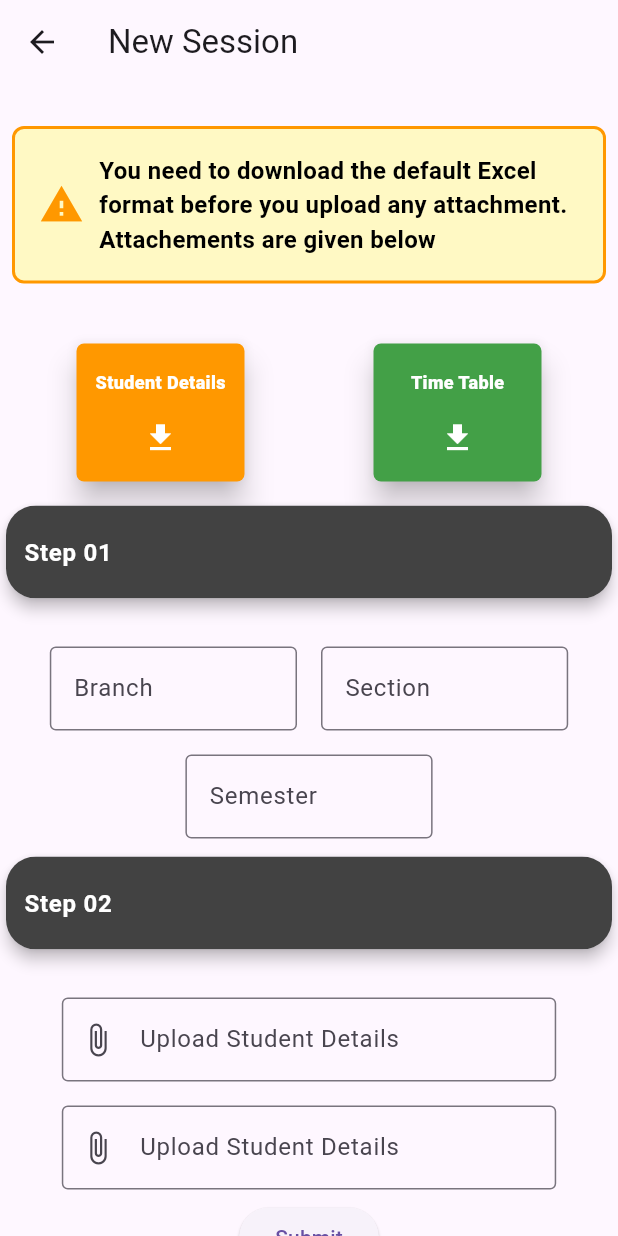
After one commit to Deepak-Kumar-01/Universify, a Flutter app: the NewSession screen opened directly, on a phone screen of 412 x 824 dp. The commit adds this screen. Run offline on Flutter 3.47's test engine with Material 3 defaults, Android fonts, the phone set to English and light mode, and no system bars; our stand-ins replace cloud_firestore, firebase_auth, firebase_core, flutter_native_splash, flutter_secure_storage; accounts and stored records are empty; generated files the repository leaves out were written again.

Commit message:
New session form added

```diff
--- /dev/null
+++ b/lib/views/admin/newSession/newSession.dart
@@ -0,0 +1,280 @@
+import 'package:flutter/cupertino.dart';
+import 'package:flutter/material.dart';
+
+import '../../../widgets/grid_item.dart';
+import '../newUser/newUserRegistration.dart';
+
+class NewSession extends StatefulWidget {
+  const NewSession({super.key});
+
+  @override
+  State<NewSession> createState() => _NewSessionState();
+}
+
+class _NewSessionState extends State<NewSession> {
+  final TextEditingController _branchController = TextEditingController();
+  @override
+  Widget build(BuildContext context) {
+    final size = MediaQuery.of(context).size;
+    return Scaffold(
+      appBar: AppBar(
+        title: Text("New Session"),
+      ),
+      body: SingleChildScrollView(
+        child: Column(
+          children: [
+            //Warning
+            Padding(
+              padding: const EdgeInsets.all(8.0),
+              child: Container(
+                padding: const EdgeInsets.all(16.0),
+                margin: const EdgeInsets.symmetric(vertical: 20.0),
+                decoration: BoxDecoration(
+                  color: Colors.yellow[100], // Light yellow background
+                  border: Border.all(
+                      color: Colors.orange, width: 2), // Orange border
+                  borderRadius: BorderRadius.circular(8.0), // Rounded corners
+                ),
+                child: const Row(
+                  children: [
+                    Icon(
+                      Icons.warning, // Warning icon
+                      color: Colors.orange,
+                      size: 30.0,
+                    ),
+                    SizedBox(width: 10.0),
+                    Expanded(
+                      child: Text(
+                        "You need to download the default Excel format before you upload any attachment. Attachements are given below",
+                        style: TextStyle(
+                          fontWeight: FontWeight.bold,
+                          fontSize: 16,
+                          color: Colors.black,
+                        ),
+                      ),
+                    ),
+                  ],
+                ),
+              ),
+            ),
+            //Download Items
+            Padding(
+              padding: const EdgeInsets.all(8.0),
+              child: Row(
+                mainAxisAlignment: MainAxisAlignment.spaceAround,
+                children: [
+                  Container(
+                    width: 120,
+                    height: 100,
+                    child: InkWell(
+                      onTap: () {
+                        // String url="https://drive.google.com/file/d/1a9ceHKgy5Eh_AYb8eNlZCNxsX8TsIgx-/view?usp=drive_link";
+                        // _launchURL(url);
+                      },
+                      child: Card(
+                        elevation: 8,
+                        shape: RoundedRectangleBorder(
+                            borderRadius: BorderRadius.circular(5)),
+                        color: Colors.orange,
+                        child: const Center(
+                            child: Column(
+                              mainAxisAlignment: MainAxisAlignment.spaceEvenly,
+                              children: [
+                                Text(
+                                  "Student Details",
+                                  style: TextStyle(
+                                      fontSize: 12,
+                                      color: Colors.white,
+                                      fontWeight: FontWeight.w900),
+                                ),
+                                Icon(
+                                  Icons.download,
+                                  color: Colors.white,
+                                ),
+                              ],
+                            )),
+                      ),
+                    ),
+                  ),
+                  Container(
+                    width: 120,
+                    height: 100,
+                    child: InkWell(
+                      onTap: () {
+                        // String url="https://drive.google.com/file/d/1a9ceHKgy5Eh_AYb8eNlZCNxsX8TsIgx-/view?usp=drive_link";
+                        // _launchURL(url);
+                      },
+                      child: Card(
+                        elevation: 8,
+                        shape: RoundedRectangleBorder(
+                            borderRadius: BorderRadius.circular(5)),
+                        color: Colors.green[600],
+                        child: Center(
+                            child: Column(
+                              mainAxisAlignment: MainAxisAlignment.spaceEvenly,
+                              children: [
+                                Text(
+                                  "Time Table",
+                                  style: TextStyle(
+                                      fontSize: 12,
+                                      color: Colors.white,
+                                      fontWeight: FontWeight.w900),
+                                ),
+                                Icon(
+                                  Icons.download,
+                                  color: Colors.white,
+                                ),
+                              ],
+                            )),
+                      ),
+                    ),
+                  ),
+
+                ],
+              ),
+            ),
+            //STEP 01
+            SizedBox(
+              height: 70,
+              width: size.width,
+              child: Card(
+                elevation: 4,
+                shape: RoundedRectangleBorder(
+                  borderRadius: BorderRadius.circular(20),
+                ),
+                child: ListTile(
+                  title: const Padding(
+                    padding: EdgeInsets.all(8.0),
+                    child: Text(
+                      "Step 01",
+                      style: TextStyle(
+                          fontWeight: FontWeight.bold,
+                          fontSize: 16,
+                          color: Colors.white),
+                    ),
+                  ),
+                  tileColor: Colors.grey[800],
+                  shape: RoundedRectangleBorder(
+                    borderRadius: BorderRadius.circular(20),
+                  ),
+                  contentPadding: const EdgeInsets.all(4),
+                ),
+              ),
+            ),
+            const SizedBox(
+              height: 20,
+            ),
+            Column(
+              children: [
+                Row(
+                  mainAxisAlignment: MainAxisAlignment.center,
+                  children: [
+                    Padding(
+                      padding: const EdgeInsets.all(8.0),
+                      child: SizedBox(
+                        width: size.width * 0.4,
+                        child: TextField(
+                            controller: _branchController,
+                            decoration: const InputDecoration(
+                              border: OutlineInputBorder(),
+                              label: Text("Branch"),
+                              hintText: "",
+                            )),
+                      ),
+                    ),
+                    Padding(
+                      padding: const EdgeInsets.all(8.0),
+                      child: SizedBox(
+                        width: size.width * 0.4,
+                        child: TextField(
+                            controller: _branchController,
+                            decoration: InputDecoration(
+                              border: OutlineInputBorder(),
+                              label: Text("Section"),
+                              hintText: "",
+                            )),
+                      ),
+                    ),
+                  ],
+                ),
+                Padding(
+                  padding: const EdgeInsets.all(8.0),
+                  child: SizedBox(
+                    width: size.width * 0.4,
+                    child: TextField(
+                        controller: _branchController,
+                        decoration: const InputDecoration(
+                          border: OutlineInputBorder(),
+                          label: Text("Semester"),
+                          hintText: " 1-8",
+                        )),
+                  ),
+                ),
+              ],
+            ),
+            //STEP 02
+            SizedBox(
+              height: 70,
+              width: size.width,
+              child: Card(
+                elevation: 4,
+                shape: RoundedRectangleBorder(
+                  borderRadius: BorderRadius.circular(20),
+                ),
+                child: ListTile(
+                  title: const Padding(
+                    padding: EdgeInsets.all(8.0),
+                    child: Text(
+                      "Step 02",
+                      style: TextStyle(
+                          fontWeight: FontWeight.bold,
+                          fontSize: 16,
+                          color: Colors.white),
+                    ),
+                  ),
+                  tileColor: Colors.grey[800],
+                  shape: RoundedRectangleBorder(
+                    borderRadius: BorderRadius.circular(20),
+                  ),
+                  contentPadding: const EdgeInsets.all(4),
+                ),
+              ),
+            ),
+            const SizedBox(
+              height: 20,
+            ),
+            Padding(
+              padding: const EdgeInsets.all(8.0),
+              child: SizedBox(
+                width: size.width * 0.8,
+                child: TextField(
+                    controller: _branchController,
+                    decoration: const InputDecoration(
+                      prefixIcon: Icon(Icons.attach_file),
+                      border: OutlineInputBorder(),
+                      label: Text("Upload Student Details"),
+                      hintText: "",
+                    )),
+              ),
+            ),
+            Padding(
+              padding: const EdgeInsets.all(8.0),
+              child: SizedBox(
+                width: size.width * 0.8,
+                child: TextField(
+                    controller: _branchController,
+                    decoration: const InputDecoration(
+                      prefixIcon: Icon(Icons.attach_file),
+                      border: OutlineInputBorder(),
+                      label: Text("Upload Student Details"),
+                      hintText: "",
+                    )),
+              ),
+            ),
+            ElevatedButton(onPressed: (){}, child: Text("Submit"))
+          ],
+        ),
+      ),
+    );
+  }
+}
--- a/lib/views/admin/newUser/newUserRegistration.dart
+++ b/lib/views/admin/newUser/newUserRegistration.dart
@@ -40,10 +40,8 @@ class _NewUserRegistrationState extends State<NewUserRegistration> {
 
               child: ElevatedButton(
                   onPressed: ()async{
-                    // AuthController _auth=AuthController();
-                    // await _auth.newAuthForUser(_controller1.text, _controller2.text);
-                    FirebaseAuth firebaseAuth=FirebaseAuth.instance;
-                    await firebaseAuth.createUserWithEmailAndPassword(email: "a@gmail.com", password: "123456");
+
+
                   },
                   style: ElevatedButton.styleFrom(
                       backgroundColor: Colors.blue[900],
--- a/lib/views/home/home.dart
+++ b/lib/views/home/home.dart
@@ -1,6 +1,7 @@
 import 'package:flutter/material.dart';
 import 'package:provider/provider.dart';
 import 'package:universify/services/firebase_auth_service.dart';
+import 'package:universify/views/admin/newSession/newSession.dart';
 import 'package:universify/views/admin/newUser/newUserRegistration.dart';
 import 'package:universify/views/auth/login/view/loginMediumDevice.dart';
 import 'package:universify/widgets/grid_item.dart';
@@ -21,7 +22,7 @@ class Home extends StatelessWidget {
         padding: EdgeInsets.all(16),
         child: GridView.count(crossAxisCount: 2,children: [
           GridItem(title: "New User",tileColor: Colors.pink,url:"assets/adminIcons/createAuth.png",navigateTo: NewUserRegistration(),),
-          GridItem(title: "New Session ",tileColor: Colors.orange,url:"assets/images/Java.png",navigateTo: NewUserRegistration(),)
+          GridItem(title: "New Session ",tileColor: Colors.orange,url:"assets/images/Java.png",navigateTo: NewSession(),)
 
         ],),
       ),
```
Also changed, not shown: lib/views/auth/login/view/loginMediumDevice.dart (+20 -20 lines).
